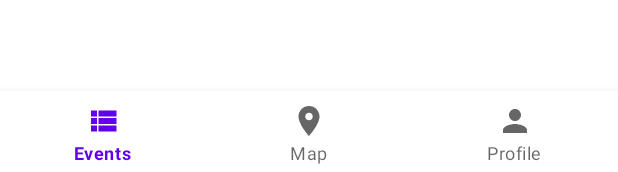
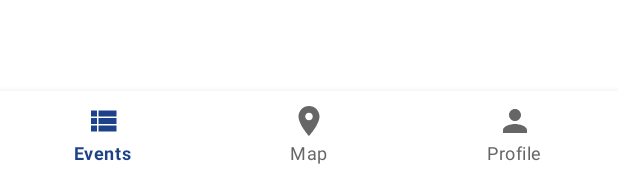
Before and after one commit to Menghanyyy/assignment_2, an Android app: the layout activity_main2.xml on its own in the app's theme, with its tools: preview values and no code run, on a phone screen of 412 x 824 dp. Shown: the part 1061-1233 px from the top of the screen. Run offline under Robolectric (Android 15) with nearby library versions, the phone set to English and light mode, and no system bars.

Commit message:
change the login bottom color and the navigation item color

```diff
--- /dev/null
+++ b/app/src/main/res/drawable/bottom_navigation_selector.xml
@@ -0,0 +1,5 @@
+<?xml version="1.0" encoding="utf-8"?>
+<selector xmlns:android="http://schemas.android.com/apk/res/android">
+    <item android:state_checked="true" android:color="#1D428A" />
+    <item android:color="#666666"  />
+</selector>
--- a/app/src/main/res/layout/activity_main.xml
+++ b/app/src/main/res/layout/activity_main.xml
@@ -52,13 +52,13 @@
         android:layout_width="wrap_content"
         android:layout_height="wrap_content"
         android:layout_below="@+id/password"
+        android:layout_centerHorizontal="true"
         android:layout_marginStart="10dp"
         android:layout_marginTop="30dp"
         android:layout_marginEnd="10dp"
         android:layout_marginBottom="10dp"
-        android:backgroundTint="@color/teal_200"
-        android:text="Log In"
-        android:layout_centerHorizontal="true"/>
+        android:backgroundTint="#1D428A"
+        android:text="Log In" />
 
     <TextView
         android:id="@+id/forget"
--- a/app/src/main/res/layout/activity_main2.xml
+++ b/app/src/main/res/layout/activity_main2.xml
@@ -25,6 +25,8 @@
       app:layout_constraintBottom_toBottomOf="parent"
       app:layout_constraintEnd_toEndOf="parent"
       app:layout_constraintStart_toStartOf="parent"
-      app:menu="@menu/buttom_navmenu"/>
+      app:menu="@menu/buttom_navmenu"
+      app:itemIconTint="@drawable/bottom_navigation_selector"
+      app:itemTextColor="@drawable/bottom_navigation_selector"/>
 
 </androidx.constraintlayout.widget.ConstraintLayout>
--- a/app/src/main/res/menu/buttom_navmenu.xml
+++ b/app/src/main/res/menu/buttom_navmenu.xml
@@ -2,11 +2,11 @@
 <menu xmlns:android="http://schemas.android.com/apk/res/android">
 
     <item
+        android:id="@+id/events"
         android:layout_width="wrap_content"
         android:layout_height="wrap_content"
-        android:title="Events"
         android:icon="@drawable/baseline_view_list_24"
-        android:id="@+id/events"/>
+        android:title="Events" />
     <item
         android:layout_width="wrap_content"
         android:layout_height="wrap_content"
@@ -18,5 +18,5 @@
         android:layout_height="wrap_content"
         android:title="Profile"
         android:icon="@drawable/baseline_person_24"
-        android:id="@+id/prefile"/>
+        android:id="@+id/profile"/>
 </menu>
```
